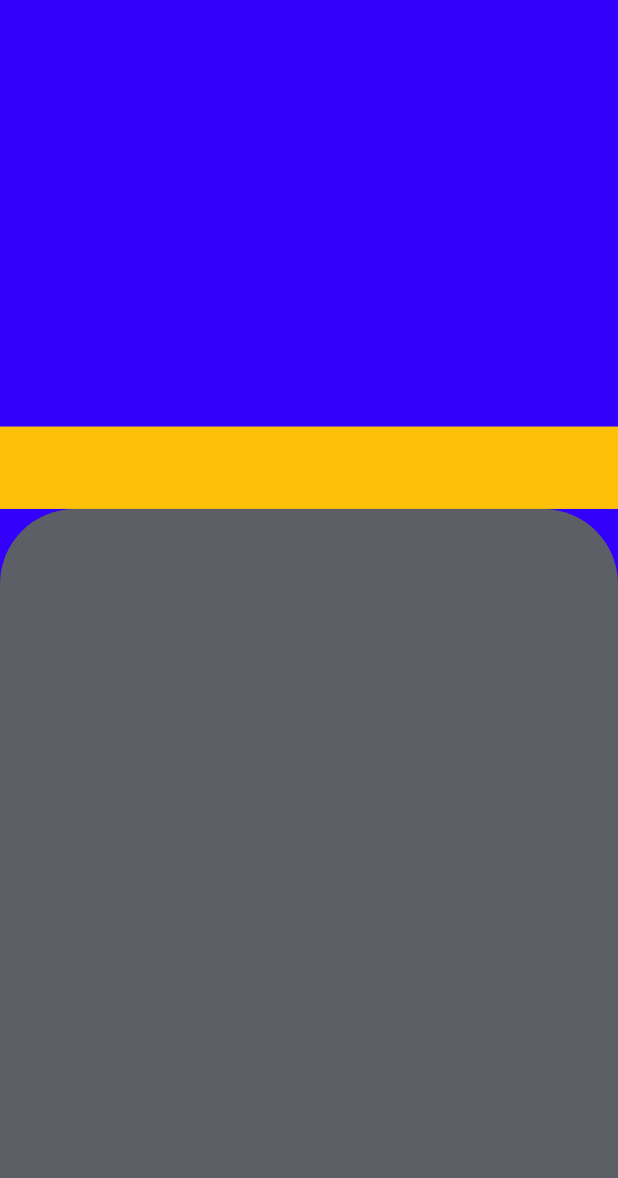
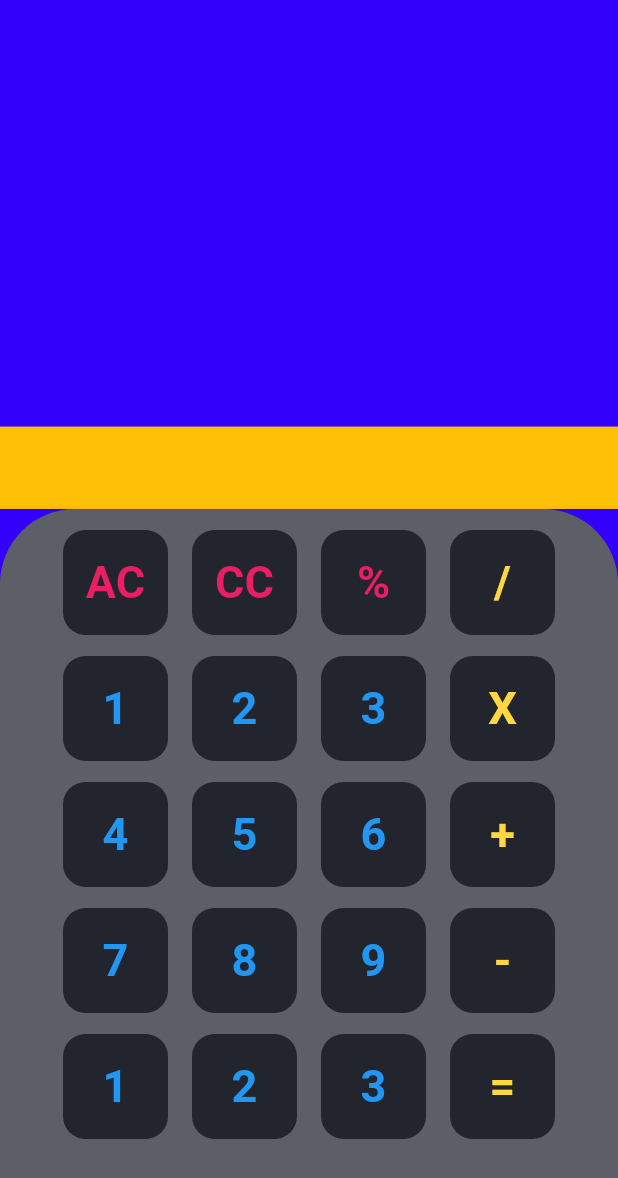
Before and after one commit to jinheehanaaa/Magic-Calculator, a Flutter app: the screen it shows after launch, on a phone screen of 412 x 824 dp. Shown: the top 1178 px of the screen. Run offline on Flutter 3.47's test engine with Material 2 defaults, Android fonts, the phone set to English and light mode, and no system bars.

Commit message:
Reusable Widgets

```diff
--- a/lib/home.dart
+++ b/lib/home.dart
@@ -30,9 +30,85 @@ class _HomePageState extends State<HomePage> {
                       topRight: Radius.circular(50),
                     ),
                   ),
-              )
+                  child: Column(
+                    children: [
+                      Row(
+                        mainAxisAlignment: MainAxisAlignment.center,
+                        children: [
+                          blocks("AC", Colors.pink),
+                          blocks("CC", Colors.pink),
+                          blocks("%", Colors.pink),
+                          blocks("/", Colors.amberAccent)
+                        ],
+                      ),
+                      Row(
+                        mainAxisAlignment: MainAxisAlignment.center,
+                        children: [
+                          blocks("1"),
+                          blocks("2"),
+                          blocks("3"),
+                          blocks("X", Colors.amberAccent)
+                        ],
+                      ),
+                      Row(
+                        mainAxisAlignment: MainAxisAlignment.center,
+                        children: [
+                          blocks("4"),
+                          blocks("5"),
+                          blocks("6"),
+                          blocks("+", Colors.amberAccent)
+                        ],
+                      ),
+                      Row(
+                        mainAxisAlignment: MainAxisAlignment.center,
+                        children: [
+                          blocks("7"),
+                          blocks("8"),
+                          blocks("9"),
+                          blocks("-", Colors.amberAccent)
+                        ],
+                      ),
+                      Row(
+                        mainAxisAlignment: MainAxisAlignment.center,
+                        children: [
+                          blocks("1"),
+                          blocks("2"),
+                          blocks("3"),
+                          blocks("=", Colors.amberAccent)
+                        ],
+                      ),
+                    ],
+                  ))
             ],
           )),
     );
   }
+
+// Repeated button blocks
+  Widget blocks(String buttonText, [Color? buttonColor]) {
+    return Padding(
+      padding: const EdgeInsets.only(top: 14, left: 8, right: 8),
+      child: Container(
+          height: 70,
+          width: 70,
+          decoration: const BoxDecoration(
+            color: Color(
+              0xff22252D,
+            ),
+            borderRadius: BorderRadius.all(
+              Radius.circular(15),
+            ),
+          ),
+          child: Center(
+            child: Text(
+              buttonText,
+              style: TextStyle(
+                  //  // make default color (if not specified) by using ?? nullable color
+                  color: buttonColor ?? Colors.blue,
+                  fontSize: 30,
+                  fontWeight: FontWeight.bold),
+            ),
+          )),
+    );
   }
+}
```
Lines whose indentation alone changed are shown as unchanged.
